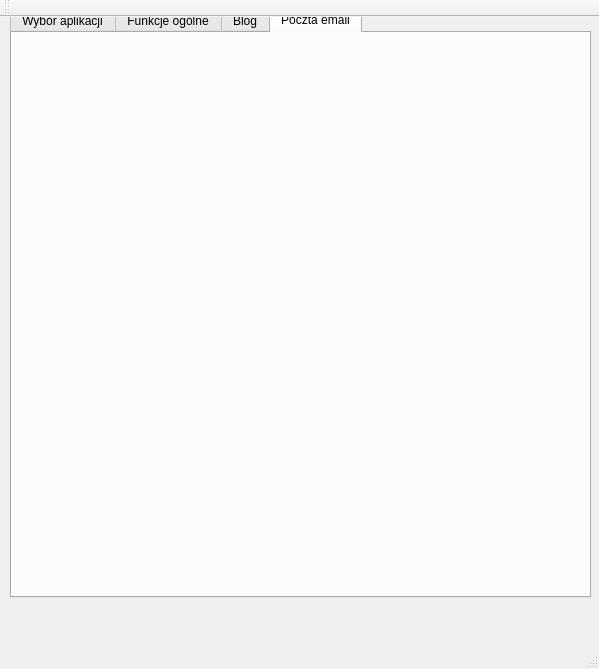
This is admin_panel/mainwindow.ui in BrainTech/pisak as Qt 5 draws it before an edit. The edited form follows.
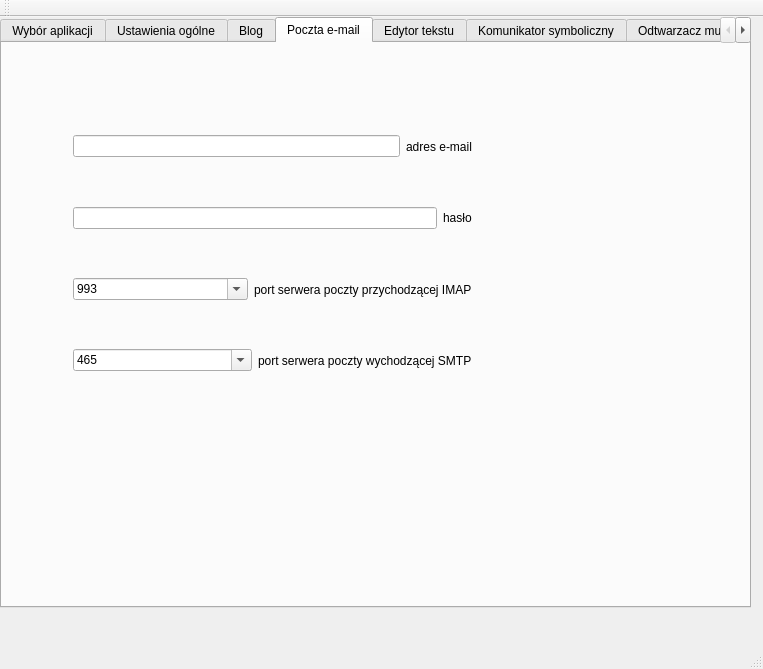
This is the edited form. The open tabs and pages were chosen to show the change.

Commit message: Added blog and email setup to admin panel Added tabs for all applications refs #2608

```diff
--- a/admin_panel/mainwindow.ui
+++ b/admin_panel/mainwindow.ui
@@ -6,7 +6,7 @@
    <rect>
     <x>0</x>
     <y>0</y>
-    <width>599</width>
+    <width>763</width>
     <height>669</height>
    </rect>
   </property>
@@ -17,9 +17,9 @@
    <widget class="QTabWidget" name="tabWidget">
     <property name="geometry">
      <rect>
-      <x>10</x>
-      <y>-10</y>
-      <width>581</width>
+      <x>0</x>
+      <y>0</y>
+      <width>751</width>
       <height>591</height>
      </rect>
     </property>
@@ -121,7 +121,7 @@
     </widget>
     <widget class="QWidget" name="tab_3">
      <attribute name="title">
-      <string>Funkcje ogólne</string>
+      <string>Ustawienia ogólne</string>
      </attribute>
      <widget class="QWidget" name="verticalLayoutWidget_2">
       <property name="geometry">
@@ -528,7 +528,142 @@
     </widget>
     <widget class="QWidget" name="tab_5">
      <attribute name="title">
-      <string>Poczta email</string>
+      <string>Poczta e-mail</string>
+     </attribute>
+     <widget class="QWidget" name="verticalLayoutWidget_4">
+      <property name="geometry">
+       <rect>
+        <x>60</x>
+        <y>60</y>
+        <width>421</width>
+        <height>301</height>
+       </rect>
+      </property>
+      <layout class="QVBoxLayout" name="verticalLayout_4">
+       <item>
+        <layout class="QHBoxLayout" name="horizontalLayout_15">
+         <item>
+          <widget class="QLineEdit" name="lineEdit_10"/>
+         </item>
+         <item>
+          <widget class="QLabel" name="label_16">
+           <property name="text">
+            <string>adres e-mail</string>
+           </property>
+          </widget>
+         </item>
+        </layout>
+       </item>
+       <item>
+        <layout class="QHBoxLayout" name="horizontalLayout_16">
+         <item>
+          <widget class="QLineEdit" name="lineEdit_11">
+           <property name="echoMode">
+            <enum>QLineEdit::Password</enum>
+           </property>
+          </widget>
+         </item>
+         <item>
+          <widget class="QLabel" name="label_17">
+           <property name="text">
+            <string>hasło</string>
+           </property>
+          </widget>
+         </item>
+        </layout>
+       </item>
+       <item>
+        <layout class="QHBoxLayout" name="horizontalLayout_13">
+         <item>
+          <widget class="QComboBox" name="comboBox_6">
+           <property name="editable">
+            <bool>true</bool>
+           </property>
+           <item>
+            <property name="text">
+             <string>993</string>
+            </property>
+           </item>
+           <item>
+            <property name="text">
+             <string>143</string>
+            </property>
+           </item>
+          </widget>
+         </item>
+         <item>
+          <widget class="QLabel" name="label_14">
+           <property name="text">
+            <string>port serwera poczty przychodzącej IMAP</string>
+           </property>
+          </widget>
+         </item>
+        </layout>
+       </item>
+       <item>
+        <layout class="QHBoxLayout" name="horizontalLayout_14">
+         <item>
+          <widget class="QComboBox" name="comboBox_7">
+           <property name="editable">
+            <bool>true</bool>
+           </property>
+           <item>
+            <property name="text">
+             <string>465</string>
+            </property>
+           </item>
+           <item>
+            <property name="text">
+             <string>587</string>
+            </property>
+           </item>
+           <item>
+            <property name="text">
+             <string>25</string>
+            </property>
+           </item>
+          </widget>
+         </item>
+         <item>
+          <widget class="QLabel" name="label_15">
+           <property name="text">
+            <string>port serwera poczty wychodzącej SMTP</string>
+           </property>
+          </widget>
+         </item>
+        </layout>
+       </item>
+      </layout>
+     </widget>
+    </widget>
+    <widget class="QWidget" name="tab_2">
+     <attribute name="title">
+      <string>Edytor tekstu</string>
+     </attribute>
+    </widget>
+    <widget class="QWidget" name="tab_6">
+     <attribute name="title">
+      <string>Komunikator symboliczny</string>
+     </attribute>
+    </widget>
+    <widget class="QWidget" name="tab_7">
+     <attribute name="title">
+      <string>Odtwarzacz muzyki</string>
+     </attribute>
+    </widget>
+    <widget class="QWidget" name="tab_8">
+     <attribute name="title">
+      <string>Odtwarzacz filmów</string>
+     </attribute>
+    </widget>
+    <widget class="QWidget" name="tab_9">
+     <attribute name="title">
+      <string>Przeglądarka zdjęć</string>
+     </attribute>
+    </widget>
+    <widget class="QWidget" name="tab_10">
+     <attribute name="title">
+      <string>Rysowanie</string>
      </attribute>
     </widget>
    </widget>
```
Left out of the diff: 78 changed lines with no effect on the pictures.
